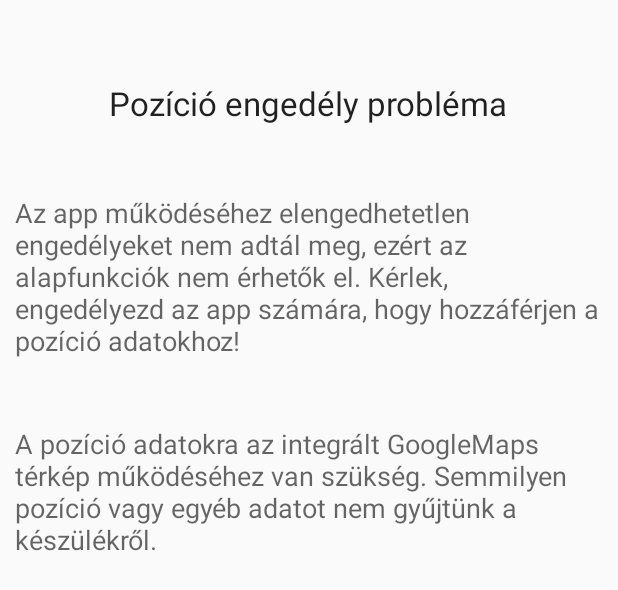
After one commit to ayonymus/Vitezlo, an Android app: the layout fragment_ask_permission.xml on its own in the app's theme, with its tools: preview values and no code run, on a phone screen of 412 x 824 dp. The commit adds this screen. Shown: the top 590 px of the screen. Run offline under Robolectric (Android 15) with nearby library versions, the phone set to English and light mode, and no system bars.

Commit message:
Add permission requests to API 23

```diff
--- a/app/src/main/AndroidManifest.xml
+++ b/app/src/main/AndroidManifest.xml
@@ -1,11 +1,11 @@
 <manifest xmlns:android="http://schemas.android.com/apk/res/android"
     package="org.szvsszke.vitezlo"
-    android:versionCode="12"
-    android:versionName="1.1" >
+    android:versionCode="13"
+    android:versionName="1.1.1" >
 
     <uses-sdk
         android:minSdkVersion="14"
-        android:targetSdkVersion="14" />
+        android:targetSdkVersion="23" />
 
     <uses-permission android:name="android.permission.INTERNET"/>
     <uses-permission android:name="android.permission.ACCESS_COARSE_LOCATION"/>
--- a/app/src/main/java/org/szvsszke/vitezlo/NoGoogleServicesFragment.java
+++ b/app/src/main/java/org/szvsszke/vitezlo/NoGoogleServicesFragment.java
@@ -72,7 +72,6 @@ public class NoGoogleServicesFragment extends Fragment{
 
 		            //Finish the activity so they can't circumvent the check
 		            getActivity().finish();
-
 				}
 			});
 		}
--- a/app/src/main/java/org/szvsszke/vitezlo/gpslogger/GpsDatabase.java
+++ b/app/src/main/java/org/szvsszke/vitezlo/gpslogger/GpsDatabase.java
@@ -319,7 +319,7 @@ public class GpsDatabase extends SQLiteOpenHelper {
 
 	/**
 	 * Calls the onDatasetChanged on all registered OnDatasetChangedListeners.
-	 * @param the change code stored in the interface
+	 * @param code stored in the interface
 	 * */
 	private void callback(int code){
 		for(OnDatasetChangedListener listener : mCallbacks) {
--- /dev/null
+++ b/app/src/main/res/layout/fragment_ask_permission.xml
@@ -0,0 +1,37 @@
+<RelativeLayout xmlns:android="http://schemas.android.com/apk/res/android"
+    xmlns:tools="http://schemas.android.com/tools"
+    android:layout_width="match_parent"
+    android:layout_height="match_parent"
+    android:padding="10dp"
+    tools:context="org.szvsszke.vitezlo.AskPermissionFragment">
+
+    <TextView
+        android:layout_width="wrap_content"
+        android:layout_height="wrap_content"
+        android:textAppearance="?android:attr/textAppearanceLarge"
+        android:text="@string/no_permission_title"
+        android:id="@+id/textView"
+        android:layout_alignParentTop="true"
+        android:layout_centerHorizontal="true"
+        android:layout_marginTop="44dp" />
+
+    <TextView
+        android:layout_width="wrap_content"
+        android:layout_height="wrap_content"
+        android:textAppearance="?android:attr/textAppearanceMedium"
+        android:text="@string/no_permission_desc"
+        android:id="@+id/textView9"
+        android:layout_below="@+id/textView"
+        android:layout_centerHorizontal="true"
+        android:layout_marginTop="46dp" />
+
+    <TextView
+        android:layout_width="wrap_content"
+        android:layout_height="wrap_content"
+        android:textAppearance="?android:attr/textAppearanceMedium"
+        android:text="@string/location_permission_reason"
+        android:id="@+id/textView10"
+        android:layout_below="@+id/textView9"
+        android:layout_centerHorizontal="true"
+        android:layout_marginTop="44dp" />
+</RelativeLayout>
--- a/app/src/main/res/values/strings.xml
+++ b/app/src/main/res/values/strings.xml
@@ -25,11 +25,11 @@
 
 	<string name="vitezlo">Vitézlő</string>
 	<string name="choose_track">Válassz túrát!</string>
- 	<string name="distance_made">Megtett út: </string>
- 	<string name="time_elapsed">Eltelt idő: </string>
- 	<string name="av_speed">Átlag sebesség: </string>
- 	<string name="av_speed_short">Átl.seb.: </string>
- 	<string name="satellite_num">Érzékelhető műholdak:</string>
+	<string name="distance_made">Megtett út: </string>
+	<string name="time_elapsed">Eltelt idő: </string>
+	<string name="av_speed">Átlag sebesség: </string>
+	<string name="av_speed_short">Átl.seb.: </string>
+	<string name="satellite_num">Érzékelhető műholdak:</string>
 	<string name="connected">Csatlakoztatva</string>
 	<string name="error">Hiba</string>
 	<string name="disconnected_msg">Leválasztva. Kérlek, csatlakozz újra!</string>
@@ -48,7 +48,8 @@
 	<string name="checkpoints">Ellenőrzőpontok</string>
 	<string name="map_not_ready">A térkép még nem áll készen</string>
 	<string name="start_finish">Rajt/Cél</string>
-	<string name="cp">EP</string> <!-- short for checkpoint -->
+	<string name="cp">EP</string>
+	<!-- short for checkpoint -->
 
 	<string name="reset">Alaphelyzet</string>
 	<string name="reset_detail">Alaphelyzetbe állítja az összes beállítást.</string>
@@ -141,7 +142,7 @@
 	<string name="prob_no_service">A Google szolgáltatások nincsenek telepítve!</string>
 	<string name="prob_no_service_sol">A térkép nézet sajnos nem lesz elérhető ezen az eszköszön.</string>
 	<string name="prob_service_update_">A Google szolgáltatások frissítésre szorulnak!</string>
-	<string name="prob_service_update_sol">A Play Áruházon keresztül megteheted</string>
+	<string name="prob_service_update_sol">A Play Áruházon keresztül ezt megteheted</string>
 	<string name="prob_maps_missing">A Google Térkép nincs telepítve!</string>
 	<string name="prob_maps_missing_sol">Ide kattintva telepítheted a Térképet</string>
 
@@ -200,6 +201,9 @@
 	<string name="copy_to_clipboard">Másolás vágólapra</string>
 	<string name="copied"> átmásolva vágólapra</string>
 
-
+    <!-- Permission fragment -->
+    <string name="no_permission_title">Pozíció engedély probléma</string>
+    <string name="no_permission_desc">Az app működéséhez elengedhetetlen engedélyeket nem adtál meg, ezért az alapfunkciók nem érhetők el. Kérlek, engedélyezd az app számára, hogy hozzáférjen a pozíció adatokhoz!</string>
+    <string name="location_permission_reason">A pozíció adatokra az integrált GoogleMaps térkép működéséhez van szükség. Semmilyen pozíció vagy egyéb adatot nem gyűjtünk a készülékről.</string>
 
 </resources>
```
Also changed, not shown: app/build.gradle (+5 -6 lines), app/src/main/java/org/szvsszke/vitezlo/AskPermissionFragment.java (added, +38 -0 lines), app/src/main/java/org/szvsszke/vitezlo/ExportFragment.java (+9 -6 lines), app/src/main/java/org/szvsszke/vitezlo/GpsLoggerFragment.java (+10 -2 lines), app/src/main/java/org/szvsszke/vitezlo/MainActivity.java (+37 -19 lines), app/src/main/java/org/szvsszke/vitezlo/PermissionHelper.java (added, +54 -0 lines), 1 other file.
